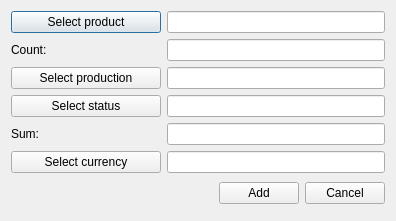
The window that OrmasAdmin/OrmasAdmin/CreatePrdnListDlg.ui (Dalerjon/TheOrmasProejct) describes before a commit, drawn with Qt 5.
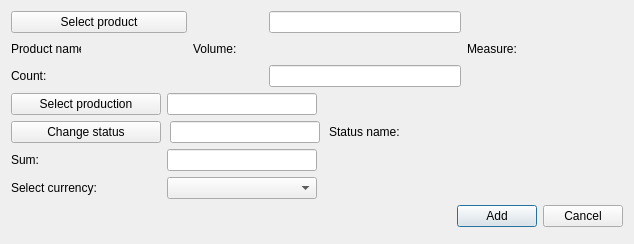
The same window after the commit.

The edit to the form file:
```diff
--- a/OrmasAdmin/OrmasAdmin/CreatePrdnListDlg.ui
+++ b/OrmasAdmin/OrmasAdmin/CreatePrdnListDlg.ui
@@ -6,8 +6,8 @@
    <rect>
     <x>0</x>
     <y>0</y>
-    <width>396</width>
-    <height>221</height>
+    <width>634</width>
+    <height>244</height>
    </rect>
   </property>
   <property name="windowTitle">
@@ -33,33 +33,117 @@
     <number>17</number>
    </property>
    <item row="1" column="0">
-    <widget class="QLabel" name="countLb">
+    <widget class="QLabel" name="prodNameLb">
      <property name="minimumSize">
       <size>
-       <width>150</width>
+       <width>70</width>
        <height>0</height>
       </size>
      </property>
+     <property name="maximumSize">
+      <size>
+       <width>70</width>
+       <height>16777215</height>
+      </size>
+     </property>
      <property name="text">
-      <string>Count:</string>
+      <string>Product name:</string>
      </property>
     </widget>
    </item>
-   <item row="0" column="1">
-    <widget class="QLineEdit" name="productEdit">
-     <property name="readOnly">
-      <bool>true</bool>
+   <item row="1" column="1">
+    <widget class="QLabel" name="prodNamePh">
+     <property name="minimumSize">
+      <size>
+       <width>100</width>
+       <height>0</height>
+      </size>
      </property>
+     <property name="font">
+      <font>
+       <family>Times New Roman</family>
+       <pointsize>12</pointsize>
+       <weight>75</weight>
+       <italic>true</italic>
+       <bold>true</bold>
+      </font>
+     </property>
+     <property name="text">
+      <string/>
+     </property>
     </widget>
    </item>
-   <item row="0" column="0">
-    <widget class="QPushButton" name="productBtn">
+   <item row="1" column="2">
+    <widget class="QLabel" name="volumeLb">
+     <property name="minimumSize">
+      <size>
+       <width>70</width>
+       <height>0</height>
+      </size>
+     </property>
+     <property name="maximumSize">
+      <size>
+       <width>70</width>
+       <height>16777215</height>
+      </size>
+     </property>
      <property name="text">
-      <string>Select product</string>
+      <string>Volume:</string>
      </property>
     </widget>
    </item>
-   <item row="3" column="0" colspan="2">
+   <item row="1" column="3">
+    <widget class="QLabel" name="volumePh">
+     <property name="minimumSize">
+      <size>
+       <width>100</width>
+       <height>0</height>
+      </size>
+     </property>
+     <property name="font">
+      <font>
+       <family>Times New Roman</family>
+       <pointsize>12</pointsize>
+       <weight>75</weight>
+       <italic>true</italic>
+       <bold>true</bold>
+      </font>
+     </property>
+     <property name="text">
+      <string/>
+     </property>
+    </widget>
+   </item>
+   <item row="1" column="4">
+    <widget class="QLabel" name="measureLb">
+     <property name="text">
+      <string>Measure:</string>
+     </property>
+    </widget>
+   </item>
+   <item row="1" column="5">
+    <widget class="QLabel" name="measurePh">
+     <property name="minimumSize">
+      <size>
+       <width>100</width>
+       <height>0</height>
+      </size>
+     </property>
+     <property name="font">
+      <font>
+       <family>Times New Roman</family>
+       <pointsize>12</pointsize>
+       <weight>75</weight>
+       <italic>true</italic>
+       <bold>true</bold>
+      </font>
+     </property>
+     <property name="text">
+      <string/>
+     </property>
+    </widget>
+   </item>
+   <item row="4" column="0" colspan="6">
     <layout class="QHBoxLayout" name="horizontalLayout">
      <item>
       <spacer name="horizontalSpacer">
@@ -90,14 +174,7 @@
      </item>
     </layout>
    </item>
-   <item row="1" column="1">
-    <widget class="QLineEdit" name="countEdit">
-     <property name="toolTip">
-      <string>&lt;html&gt;&lt;head/&gt;&lt;body&gt;&lt;p&gt;For example: 400&lt;/p&gt;&lt;/body&gt;&lt;/html&gt;</string>
-     </property>
-    </widget>
-   </item>
-   <item row="2" column="0" colspan="2">
+   <item row="3" column="0" colspan="6">
     <widget class="QWidget" name="editSectionWgt" native="true">
      <layout class="QGridLayout" name="gridLayout_3">
       <property name="leftMargin">
@@ -125,36 +202,57 @@
         </property>
        </widget>
       </item>
+      <item row="0" column="0">
+       <widget class="QPushButton" name="productionBtn">
+        <property name="maximumSize">
+         <size>
+          <width>150</width>
+          <height>16777215</height>
+         </size>
+        </property>
+        <property name="text">
+         <string>Select production</string>
+        </property>
+       </widget>
+      </item>
+      <item row="3" column="0">
+       <widget class="QLabel" name="currencyLb">
+        <property name="text">
+         <string>Select currency:</string>
+        </property>
+       </widget>
+      </item>
+      <item row="3" column="1">
+       <widget class="QComboBox" name="currencyCmb">
+        <property name="maximumSize">
+         <size>
+          <width>150</width>
+          <height>16777215</height>
+         </size>
+        </property>
+       </widget>
+      </item>
       <item row="2" column="1">
        <widget class="QLineEdit" name="sumEdit">
+        <property name="maximumSize">
+         <size>
+          <width>150</width>
+          <height>16777215</height>
+         </size>
+        </property>
         <property name="toolTip">
          <string>&lt;html&gt;&lt;head/&gt;&lt;body&gt;&lt;p&gt;For example: 450 (depending on currency, in that case USD)&lt;/p&gt;&lt;/body&gt;&lt;/html&gt;</string>
         </property>
        </widget>
       </item>
-      <item row="1" column="0">
-       <widget class="QPushButton" name="statusBtn">
-        <property name="text">
-         <string>Select status</string>
-        </property>
-       </widget>
-      </item>
-      <item row="0" column="0">
-       <widget class="QPushButton" name="productionBtn">
-        <property name="text">
-         <string>Select production</string>
-        </property>
-       </widget>
-      </item>
-      <item row="1" column="1">
-       <widget class="QLineEdit" name="statusEdit">
-        <property name="readOnly">
-         <bool>true</bool>
-        </property>
-       </widget>
-      </item>
       <item row="0" column="1">
        <widget class="QLineEdit" name="productionEdit">
+        <property name="maximumSize">
+         <size>
+          <width>150</width>
+          <height>16777215</height>
+         </size>
+        </property>
         <property name="text">
          <string/>
         </property>
@@ -163,23 +261,164 @@
         </property>
        </widget>
       </item>
-      <item row="3" column="0">
-       <widget class="QPushButton" name="currencyBtn">
-        <property name="text">
-         <string>Select currency</string>
+      <item row="0" column="2">
+       <spacer name="horizontalSpacer_2">
+        <property name="orientation">
+         <enum>Qt::Horizontal</enum>
         </property>
-       </widget>
+        <property name="sizeHint" stdset="0">
+         <size>
+          <width>40</width>
+          <height>20</height>
+         </size>
+        </property>
+       </spacer>
       </item>
-      <item row="3" column="1">
-       <widget class="QLineEdit" name="currencyEdit">
-        <property name="readOnly">
-         <bool>true</bool>
+      <item row="2" column="2">
+       <spacer name="horizontalSpacer_3">
+        <property name="orientation">
+         <enum>Qt::Horizontal</enum>
         </property>
+        <property name="sizeHint" stdset="0">
+         <size>
+          <width>40</width>
+          <height>20</height>
+         </size>
+        </property>
+       </spacer>
+      </item>
+      <item row="3" column="2">
+       <spacer name="horizontalSpacer_4">
+        <property name="orientation">
+         <enum>Qt::Horizontal</enum>
+        </property>
+        <property name="sizeHint" stdset="0">
+         <size>
+          <width>40</width>
+          <height>20</height>
+         </size>
+        </property>
+       </spacer>
+      </item>
+      <item row="1" column="0" colspan="3">
+       <widget class="QWidget" name="statusWidget" native="true">
+        <layout class="QHBoxLayout" name="horizontalLayout_3">
+         <property name="spacing">
+          <number>9</number>
+         </property>
+         <property name="leftMargin">
+          <number>0</number>
+         </property>
+         <property name="topMargin">
+          <number>0</number>
+         </property>
+         <property name="rightMargin">
+          <number>0</number>
+         </property>
+         <property name="bottomMargin">
+          <number>0</number>
+         </property>
+         <item>
+          <widget class="QPushButton" name="statusBtn">
+           <property name="sizePolicy">
+            <sizepolicy hsizetype="Fixed" vsizetype="Fixed">
+             <horstretch>0</horstretch>
+             <verstretch>0</verstretch>
+            </sizepolicy>
+           </property>
+           <property name="minimumSize">
+            <size>
+             <width>150</width>
+             <height>0</height>
+            </size>
+           </property>
+           <property name="text">
+            <string>Change status</string>
+           </property>
+          </widget>
+         </item>
+         <item>
+          <widget class="QLineEdit" name="statusEdit">
+           <property name="maximumSize">
+            <size>
+             <width>150</width>
+             <height>16777215</height>
+            </size>
+           </property>
+           <property name="readOnly">
+            <bool>true</bool>
+           </property>
+          </widget>
+         </item>
+         <item>
+          <widget class="QLabel" name="statusLb">
+           <property name="text">
+            <string>Status name:</string>
+           </property>
+          </widget>
+         </item>
+         <item>
+          <widget class="QLabel" name="statusPh">
+           <property name="minimumSize">
+            <size>
+             <width>120</width>
+             <height>0</height>
+            </size>
+           </property>
+           <property name="font">
+            <font>
+             <family>Times New Roman</family>
+             <pointsize>12</pointsize>
+             <weight>75</weight>
+             <italic>true</italic>
+             <bold>true</bold>
+            </font>
+           </property>
+           <property name="text">
+            <string/>
+           </property>
+          </widget>
+         </item>
+        </layout>
        </widget>
       </item>
      </layout>
     </widget>
    </item>
+   <item row="2" column="0" colspan="2">
+    <widget class="QLabel" name="countLb">
+     <property name="minimumSize">
+      <size>
+       <width>150</width>
+       <height>0</height>
+      </size>
+     </property>
+     <property name="text">
+      <string>Count:</string>
+     </property>
+    </widget>
+   </item>
+   <item row="0" column="0" colspan="2">
+    <widget class="QPushButton" name="productBtn">
+     <property name="text">
+      <string>Select product</string>
+     </property>
+    </widget>
+   </item>
+   <item row="0" column="3">
+    <widget class="QLineEdit" name="productEdit">
+     <property name="readOnly">
+      <bool>true</bool>
+     </property>
+    </widget>
+   </item>
+   <item row="2" column="3">
+    <widget class="QLineEdit" name="countEdit">
+     <property name="toolTip">
+      <string>&lt;html&gt;&lt;head/&gt;&lt;body&gt;&lt;p&gt;For example: 400&lt;/p&gt;&lt;/body&gt;&lt;/html&gt;</string>
+     </property>
+    </widget>
+   </item>
   </layout>
  </widget>
  <tabstops>
```
Left out of the diff: 6 changed lines with no effect on the pictures.
